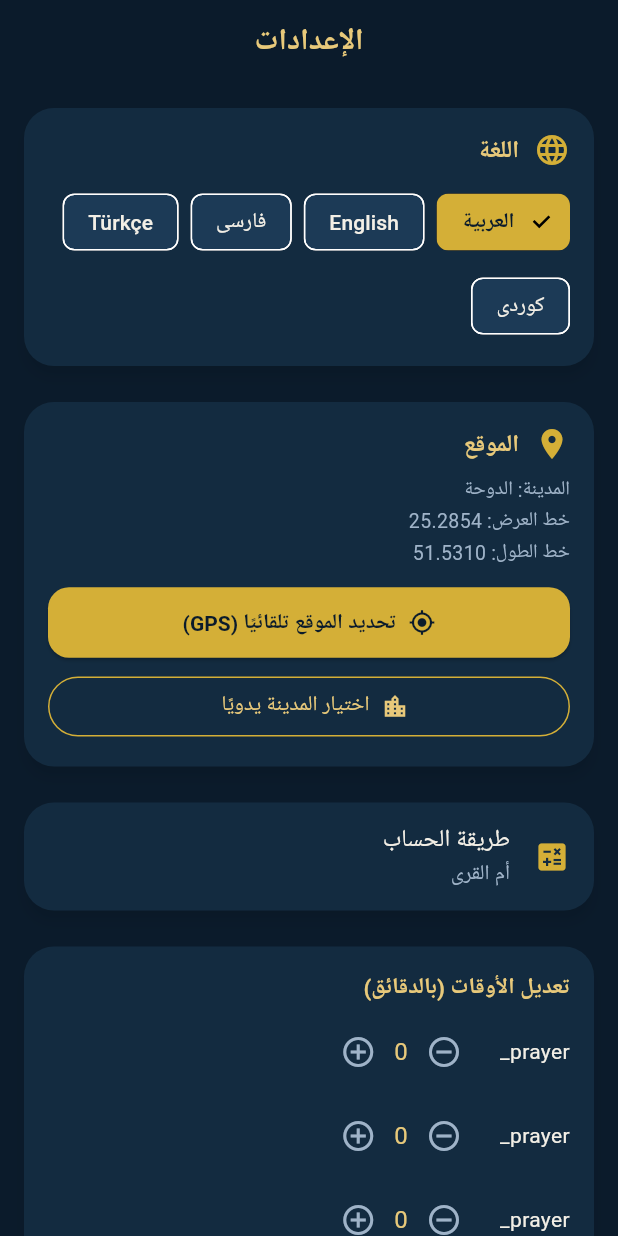
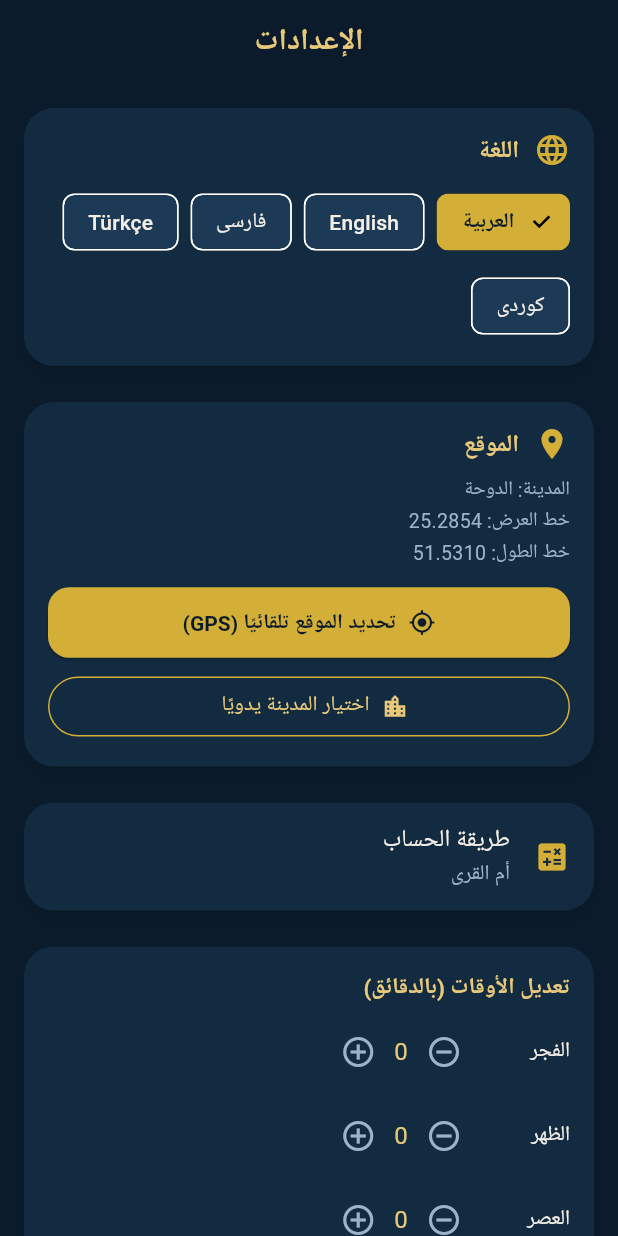
Before and after one commit to abadyalhafi-dev/fajr-app, a Flutter app: the SettingsScreen screen opened directly, after a tap on "العربية", on a phone screen of 412 x 824 dp. Run offline on Flutter 3.47's test engine with Material 3 defaults, Android fonts, the phone set to English and light mode, and no system bars; our stand-ins replace adhan, file_picker, flutter_compass, geolocator, google_fonts, hijri and 3 more; missing offline and left inert: alarm; accounts and stored records are empty; Roboto replaces fonts that are missing (Tajawal).

Commit message:
Add files via upload

```diff
--- a/lib/screens/settings_screen.dart
+++ b/lib/screens/settings_screen.dart
@@ -214,7 +214,7 @@ class _SettingsScreenState extends State<SettingsScreen> {
                           children: [
                             SizedBox(
                               width: 60,
-                              child: Text(tr('prayer_'),
+                              child: Text(tr('prayer_${p['key']}'),
                                   style: const TextStyle(
                                       color: AppTheme.cream)),
                             ),
@@ -276,7 +276,7 @@ class _SettingsScreenState extends State<SettingsScreen> {
                           children: [
                             SizedBox(
                               width: 60,
-                              child: Text(tr('prayer_'),
+                              child: Text(tr('prayer_${p['key']}'),
                                   style: const TextStyle(
                                       color: AppTheme.cream)),
                             ),
```
